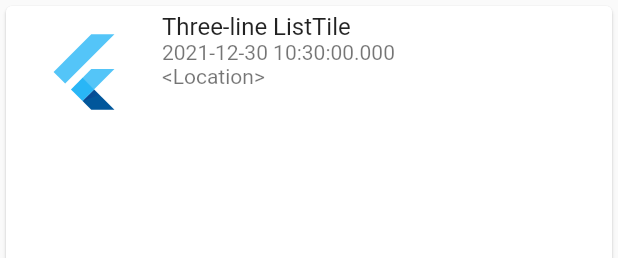
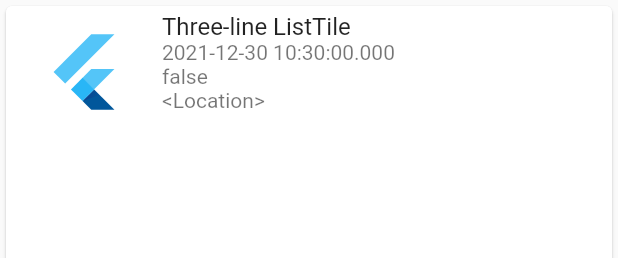
Before and after one commit to opheez/menu, a Flutter app: the EventTile widget shown alone on an empty page, opened directly with empty values, on a phone screen of 412 x 824 dp. Shown: the top 258 px of the screen. Run offline on Flutter 3.47's test engine with Material 2 defaults, Android fonts, the phone set to English and light mode, and no system bars; our stand-ins replace cloud_firestore, firebase_auth, firebase_core; accounts and stored records are empty.

Commit message:
Add private field in events and print in eventTile

```diff
--- a/lib/components/eventTile.dart
+++ b/lib/components/eventTile.dart
@@ -17,6 +17,7 @@ class EventTile extends StatelessWidget {
               Text(
                   event.confirmedDatetime.toString()
               ),
+              Text(event.private.toString()),
               const Text("<Location>")
             ],
           ),
--- a/lib/models/event.dart
+++ b/lib/models/event.dart
@@ -5,7 +5,7 @@ class Event {
   final String cid;
   final String hostId;
 
-  // bool private;
+  bool private;
   int durationMin;
   int maxPeople;
 
@@ -24,7 +24,7 @@ class Event {
       {required this.eid,
       required this.cid,
       required this.hostId,
-      // this.private = false,
+      this.private = false,
       this.durationMin = 60,
       this.maxPeople = 3,
       required this.confirmedDatetime,
@@ -35,6 +35,7 @@ class Event {
             eid: id,
             cid: map['cid']! as String,
             hostId: map['hostId']! as String,
+            private: (map['private'] ?? false) as bool,
             durationMin: map['durationMin']! as int,
             maxPeople: map['maxPeople']! as int,
             confirmedDatetime:
@@ -47,6 +48,7 @@ class Event {
       'eid': eid,
       'cid': cid,
       'hostId': hostId,
+      'private': private,
       'durationMin': durationMin,
       'maxPeople': maxPeople,
       'confirmedDatetime': confirmedDatetime,
```
